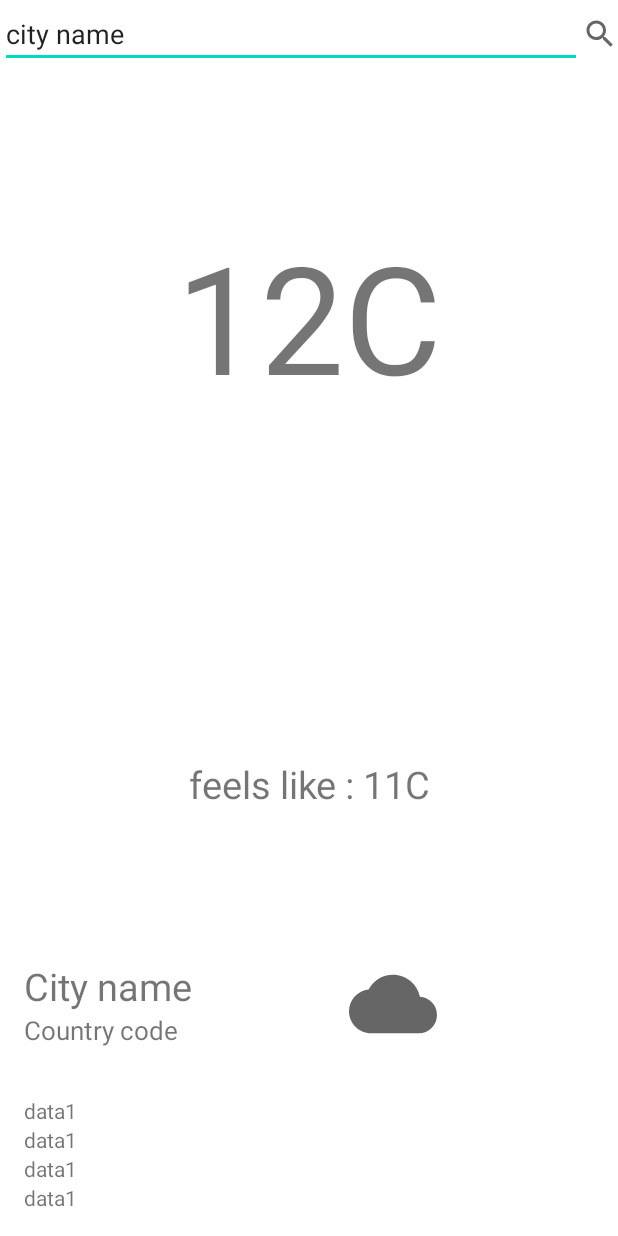
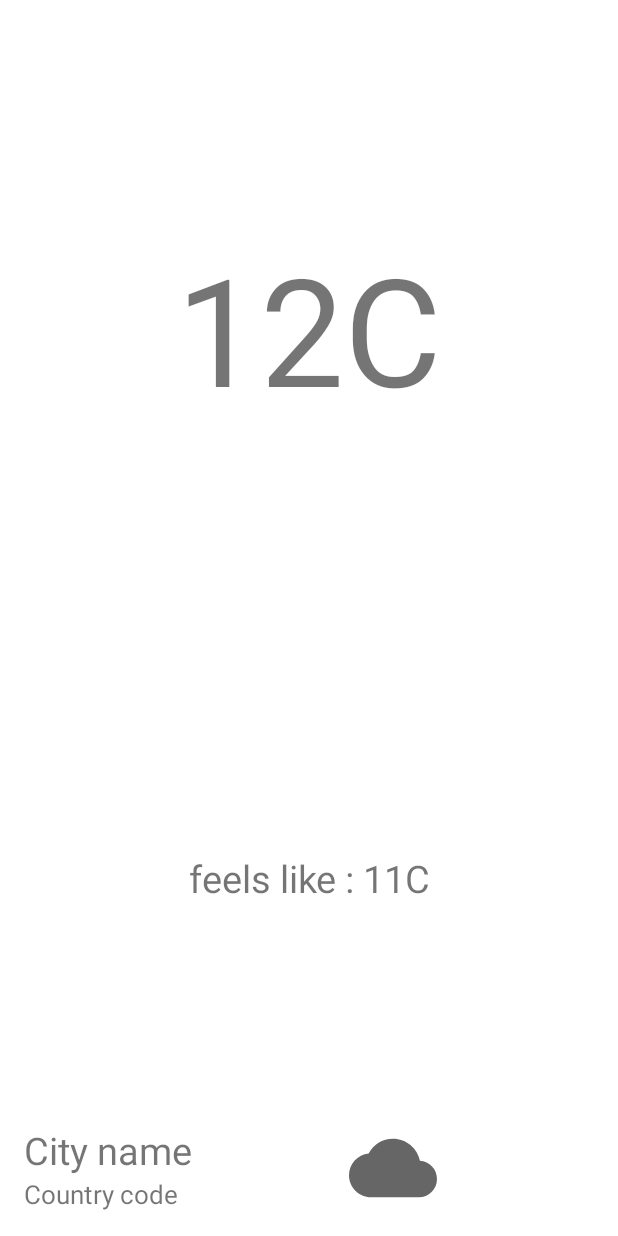
Before and after one commit to LOFLOV/Weather2022, an Android app: the layout fragment_details.xml on its own in the app's theme, with its tools: preview values and no code run, on a phone screen of 412 x 824 dp. Run offline under Robolectric (Android 15) with nearby library versions, the phone set to English and light mode, and no system bars.

Commit message:
Hidden unused elements and renamed App name.

```diff
--- a/app/src/main/res/layout/fragment_city.xml
+++ b/app/src/main/res/layout/fragment_city.xml
@@ -8,7 +8,7 @@
     <androidx.recyclerview.widget.RecyclerView
         android:id="@+id/rv_city"
         android:layout_width="match_parent"
-        android:layout_height="wrap_content"
+        android:layout_height="match_parent"
         app:layoutManager="androidx.recyclerview.widget.LinearLayoutManager"
         app:layout_constraintTop_toTopOf="parent"/>
 
--- a/app/src/main/res/layout/fragment_details.xml
+++ b/app/src/main/res/layout/fragment_details.xml
@@ -51,12 +51,14 @@
                     android:layout_weight="1"
                     android:inputType="text"
                     android:lines="1"
+                    android:visibility="gone"
                     android:text="city name " />
 
                 <ImageView
                     android:id="@+id/img_search_city_name"
                     android:layout_width="wrap_content"
                     android:layout_height="wrap_content"
+                    android:visibility="gone"
                     android:src="@drawable/ic_baseline_search_24" />
 
             </LinearLayout>
@@ -126,6 +128,7 @@
                 android:layout_width="wrap_content"
                 android:layout_height="wrap_content"
                 android:orientation="horizontal"
+                android:visibility="gone"
                 android:padding="16dp">
 
                 <LinearLayout
--- a/app/src/main/res/values/strings.xml
+++ b/app/src/main/res/values/strings.xml
@@ -1,3 +1,3 @@
 <resources>
-    <string name="app_name">Weather2022</string>
+    <string name="app_name">WeatherApp</string>
 </resources>
```
Also changed, not shown: app/src/main/res/navigation/nav_graph.xml (+13 -2 lines).
